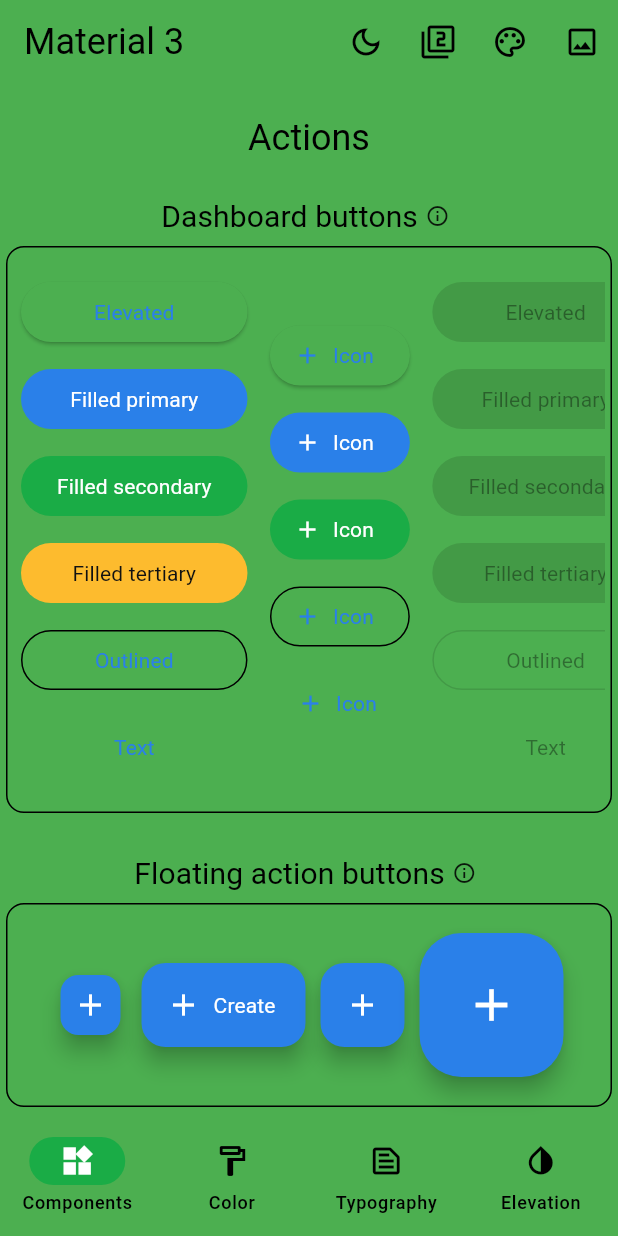
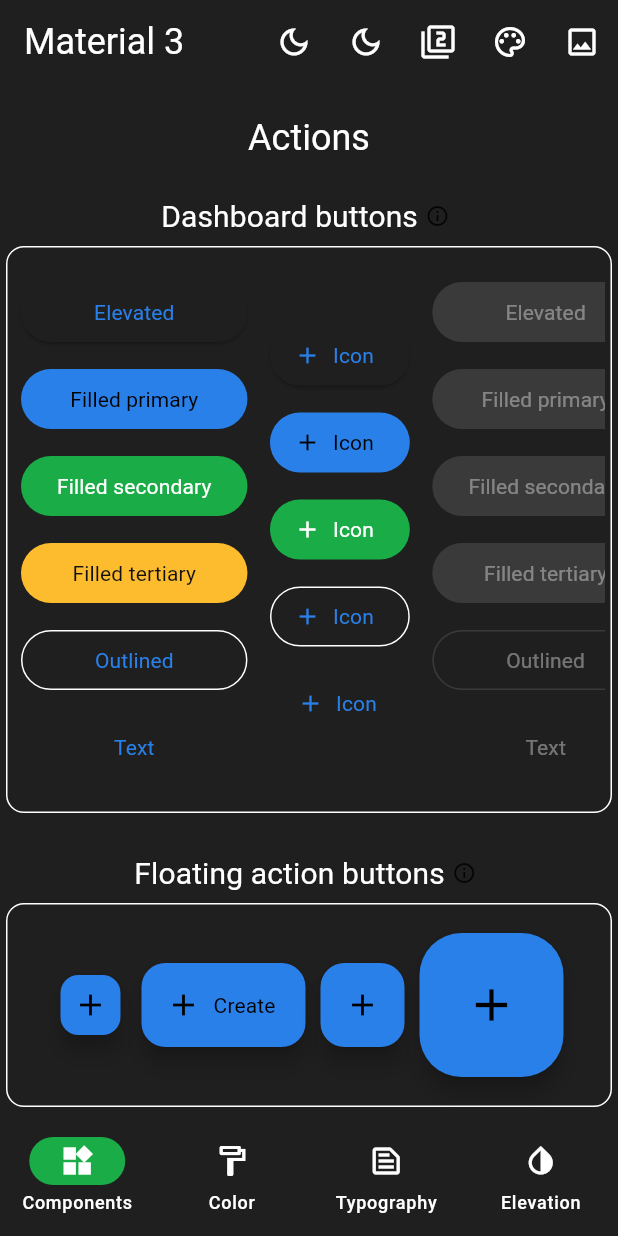
Before and after one commit to gabrielyea/material3_sample, a Flutter app: the screen it shows after launch, on a phone screen of 412 x 824 dp. Run offline on Flutter 3.47's test engine with Material 2 defaults, Android fonts, the phone set to English and light mode, and no system bars; our stand-ins replace google_fonts.

Commit message:
add theme changer

```diff
--- a/material_3_demo/lib/home.dart
+++ b/material_3_demo/lib/home.dart
@@ -18,6 +18,7 @@ class Home extends StatefulWidget {
     required this.colorSelected,
     required this.handleBrightnessChange,
     required this.handleMaterialVersionChange,
+    required this.handleThemeChange,
     required this.handleColorSelect,
     required this.handleImageSelect,
     required this.colorSelectionMethod,
@@ -31,6 +32,7 @@ class Home extends StatefulWidget {
   final ColorSelectionMethod colorSelectionMethod;
 
   final void Function(bool useLightMode) handleBrightnessChange;
+  final void Function() handleThemeChange;
   final void Function() handleMaterialVersionChange;
   final void Function(int value) handleColorSelect;
   final void Function(int value) handleImageSelect;
@@ -83,15 +85,13 @@ class _HomeState extends State<Home> with SingleTickerProviderStateMixin {
         showMediumSizeLayout = true;
         showLargeSizeLayout = false;
       }
-      if (status != AnimationStatus.forward &&
-          status != AnimationStatus.completed) {
+      if (status != AnimationStatus.forward && status != AnimationStatus.completed) {
         controller.forward();
       }
     } else {
       showMediumSizeLayout = false;
       showLargeSizeLayout = false;
-      if (status != AnimationStatus.reverse &&
-          status != AnimationStatus.dismissed) {
+      if (status != AnimationStatus.reverse && status != AnimationStatus.dismissed) {
         controller.reverse();
       }
     }
@@ -107,8 +107,7 @@ class _HomeState extends State<Home> with SingleTickerProviderStateMixin {
     });
   }
 
-  Widget createScreenFor(
-      ScreenSelected screenSelected, bool showNavBarExample) {
+  Widget createScreenFor(ScreenSelected screenSelected, bool showNavBarExample) {
     switch (screenSelected) {
       case ScreenSelected.component:
         return Expanded(
@@ -134,11 +133,12 @@ class _HomeState extends State<Home> with SingleTickerProviderStateMixin {
 
   PreferredSizeWidget createAppBar() {
     return AppBar(
-      title: widget.useMaterial3
-          ? const Text('Material 3')
-          : const Text('Material 2'),
+      title: widget.useMaterial3 ? const Text('Material 3') : const Text('Material 2'),
       actions: !showMediumSizeLayout && !showLargeSizeLayout
           ? [
+              _ThemeChangeButton(
+                handleThemeChange: widget.handleThemeChange,
+              ),
               _BrightnessButton(
                 handleBrightnessChange: widget.handleBrightnessChange,
               ),
@@ -163,6 +163,7 @@ class _HomeState extends State<Home> with SingleTickerProviderStateMixin {
   Widget _trailingActions() => Column(
         mainAxisAlignment: MainAxisAlignment.end,
         children: [
+          Flexible(child: _ThemeChangeButton(handleThemeChange: widget.handleThemeChange)),
           Flexible(
             child: _BrightnessButton(
               handleBrightnessChange: widget.handleBrightnessChange,
@@ -202,8 +203,7 @@ class _HomeState extends State<Home> with SingleTickerProviderStateMixin {
           animationController: controller,
           railAnimation: railAnimation,
           appBar: createAppBar(),
-          body: createScreenFor(
-              ScreenSelected.values[screenIndex], controller.value == 1),
+          body: createScreenFor(ScreenSelected.values[screenIndex], controller.value == 1),
           navigationRail: NavigationRail(
             extended: showLargeSizeLayout,
             destinations: navRailDestinations,
@@ -222,9 +222,9 @@ class _HomeState extends State<Home> with SingleTickerProviderStateMixin {
                         useLightMode: widget.useLightMode,
                         handleBrightnessChange: widget.handleBrightnessChange,
                         useMaterial3: widget.useMaterial3,
-                        handleMaterialVersionChange:
-                            widget.handleMaterialVersionChange,
+                        handleMaterialVersionChange: widget.handleMaterialVersionChange,
                         handleImageSelect: widget.handleImageSelect,
+                        handleThemeChange: widget.handleThemeChange,
                         handleColorSelect: widget.handleColorSelect,
                         colorSelectionMethod: widget.colorSelectionMethod,
                         imageSelected: widget.imageSelected,
@@ -266,10 +266,31 @@ class _BrightnessButton extends StatelessWidget {
       preferBelow: showTooltipBelow,
       message: 'Toggle brightness',
       child: IconButton(
-        icon: isBright
-            ? const Icon(Icons.dark_mode_outlined)
-            : const Icon(Icons.light_mode_outlined),
+        icon: isBright ? const Icon(Icons.dark_mode_outlined) : const Icon(Icons.light_mode_outlined),
         onPressed: () => handleBrightnessChange(!isBright),
+      ),
+    );
+  }
+}
+
+class _ThemeChangeButton extends StatelessWidget {
+  const _ThemeChangeButton({
+    required this.handleThemeChange,
+    this.showTooltipBelow = true,
+  });
+
+  final Function handleThemeChange;
+  final bool showTooltipBelow;
+
+  @override
+  Widget build(BuildContext context) {
+    final isBright = Theme.of(context).brightness == Brightness.light;
+    return Tooltip(
+      preferBelow: showTooltipBelow,
+      message: 'Toggle brightness',
+      child: IconButton(
+        icon: isBright ? const Icon(Icons.dark_mode_outlined) : const Icon(Icons.light_mode_outlined),
+        onPressed: () => handleThemeChange(),
       ),
     );
   }
@@ -291,9 +312,7 @@ class _Material3Button extends StatelessWidget {
       preferBelow: showTooltipBelow,
       message: 'Switch to Material ${useMaterial3 ? 2 : 3}',
       child: IconButton(
-        icon: useMaterial3
-            ? const Icon(Icons.filter_2)
-            : const Icon(Icons.filter_3),
+        icon: useMaterial3 ? const Icon(Icons.filter_2) : const Icon(Icons.filter_3),
         onPressed: handleMaterialVersionChange,
       ),
     );
@@ -326,15 +345,13 @@ class _ColorSeedButton extends StatelessWidget {
 
           return PopupMenuItem(
             value: index,
-            enabled: currentColor != colorSelected ||
-                colorSelectionMethod != ColorSelectionMethod.colorSeed,
+            enabled: currentColor != colorSelected || colorSelectionMethod != ColorSelectionMethod.colorSeed,
             child: Wrap(
               children: [
                 Padding(
                   padding: const EdgeInsets.only(left: 10),
                   child: Icon(
-                    currentColor == colorSelected &&
-                            colorSelectionMethod != ColorSelectionMethod.image
+                    currentColor == colorSelected && colorSelectionMethod != ColorSelectionMethod.image
                         ? Icons.color_lens
                         : Icons.color_lens_outlined,
                     color: currentColor.color,
@@ -376,13 +393,11 @@ class _ColorImageButton extends StatelessWidget {
       shape: RoundedRectangleBorder(borderRadius: BorderRadius.circular(10)),
       itemBuilder: (context) {
         return List.generate(ColorImageProvider.values.length, (index) {
-          ColorImageProvider currentImageProvider =
-              ColorImageProvider.values[index];
+          ColorImageProvider currentImageProvider = ColorImageProvider.values[index];
 
           return PopupMenuItem(
             value: index,
-            enabled: currentImageProvider != imageSelected ||
-                colorSelectionMethod != ColorSelectionMethod.image,
+            enabled: currentImageProvider != imageSelected || colorSelectionMethod != ColorSelectionMethod.image,
             child: Wrap(
               crossAxisAlignment: WrapCrossAlignment.center,
               children: [
@@ -395,8 +410,7 @@ class _ColorImageButton extends StatelessWidget {
                       child: ClipRRect(
                         borderRadius: BorderRadius.circular(8.0),
                         child: Image(
-                          image: NetworkImage(
-                              ColorImageProvider.values[index].url),
+                          image: NetworkImage(ColorImageProvider.values[index].url),
                         ),
                       ),
                     ),
@@ -422,6 +436,7 @@ class _ExpandedTrailingActions extends StatelessWidget {
     required this.handleBrightnessChange,
     required this.useMaterial3,
     required this.handleMaterialVersionChange,
+    required this.handleThemeChange,
     required this.handleColorSelect,
     required this.handleImageSelect,
     required this.imageSelected,
@@ -431,6 +446,7 @@ class _ExpandedTrailingActions extends StatelessWidget {
 
   final void Function(bool) handleBrightnessChange;
   final void Function() handleMaterialVersionChange;
+  final void Function() handleThemeChange;
   final void Function(int) handleImageSelect;
   final void Function(int) handleColorSelect;
 
@@ -451,6 +467,15 @@ class _ExpandedTrailingActions extends StatelessWidget {
         mainAxisAlignment: MainAxisAlignment.end,
         crossAxisAlignment: CrossAxisAlignment.stretch,
         children: [
+          Row(children: [
+            const Text('Theme'),
+            Expanded(child: Container()),
+            IconButton(
+              onPressed: () {
+                handleThemeChange();
+              },
+              icon: const Icon(Icons.filter_1)),],
+          ),
           Row(
             children: [
               const Text('Brightness'),
@@ -464,9 +489,7 @@ class _ExpandedTrailingActions extends StatelessWidget {
           ),
           Row(
             children: [
-              useMaterial3
-                  ? const Text('Material 3')
-                  : const Text('Material 2'),
+              useMaterial3 ? const Text('Material 3') : const Text('Material 2'),
               Expanded(child: Container()),
               Switch(
                   value: useMaterial3,
@@ -490,9 +513,7 @@ class _ExpandedTrailingActions extends StatelessWidget {
         ],
       ),
     );
-    return screenHeight > 740
-        ? trailingActionsBody
-        : SingleChildScrollView(child: trailingActionsBody);
+    return screenHeight > 740 ? trailingActionsBody : SingleChildScrollView(child: trailingActionsBody);
   }
 }
 
@@ -709,11 +730,7 @@ class OffsetAnimation extends CurvedAnimation {
 }
 
 class RailTransition extends StatefulWidget {
-  const RailTransition(
-      {super.key,
-      required this.animation,
-      required this.backgroundColor,
-      required this.child});
+  const RailTransition({super.key, required this.animation, required this.backgroundColor, required this.child});
 
   final Animation<double> animation;
   final Widget child;
@@ -765,11 +782,7 @@ class _RailTransition extends State<RailTransition> {
 }
 
 class BarTransition extends StatefulWidget {
-  const BarTransition(
-      {super.key,
-      required this.animation,
-      required this.backgroundColor,
-      required this.child});
+  const BarTransition({super.key, required this.animation, required this.backgroundColor, required this.child});
 
   final Animation<double> animation;
   final Color backgroundColor;
--- a/material_3_demo/lib/main.dart
+++ b/material_3_demo/lib/main.dart
@@ -25,6 +25,7 @@ class _AppState extends State<App> {
   bool useMaterial3 = true;
   ThemeMode themeMode = ThemeMode.system;
   ColorSeed colorSelected = ColorSeed.dasboard;
+  bool isDashboard = true;
   ColorImageProvider imageSelected = ColorImageProvider.leaves;
   ColorScheme? imageColorScheme = const ColorScheme.light();
   ColorSelectionMethod colorSelectionMethod = ColorSelectionMethod.colorSeed;
@@ -72,13 +73,19 @@ class _AppState extends State<App> {
     });
   }
 
+  void handleThemeChange() {
+    setState(() {
+      this.isDashboard = !isDashboard;
+    });
+  }
+
   @override
   Widget build(BuildContext context) {
     return MaterialApp(
       debugShowCheckedModeBanner: false,
       title: 'Material 3',
       themeMode: ThemeMode.light,
-      theme: plAgTheme,
+      theme: isDashboard ? dbAgTheme : plAgTheme,
       // ThemeData(
         // colorSchemeSeed: colorSelectionMethod == ColorSelectionMethod.colorSeed
         //     ? colorSelected.color
@@ -103,6 +110,7 @@ class _AppState extends State<App> {
         colorSelected: colorSelected,
         imageSelected: imageSelected,
         handleBrightnessChange: handleBrightnessChange,
+        handleThemeChange: handleThemeChange,
         handleMaterialVersionChange: handleMaterialVersionChange,
         handleColorSelect: handleColorSelect,
         handleImageSelect: handleImageSelect,
--- a/material_3_demo/lib/styles/themes.dart
+++ b/material_3_demo/lib/styles/themes.dart
@@ -12,7 +12,7 @@ const agPlannerColorScheme = ColorScheme(
   onTertiary: Color.fromARGB(255, 17, 17, 17),
   inversePrimary: Colors.white,
   // surface: Color.fromARGB(255, 31, 31, 31),
-  surface: Colors.green,
+  surface: Colors.white,
   // surface: Colors.white,
   onSurface: Colors.black,
   // background: Color.fromARGB(255, 17, 17, 17),
--- a/material_3_demo/pubspec.yaml
+++ b/material_3_demo/pubspec.yaml
@@ -19,8 +19,6 @@ dependencies:
   url_launcher: ^6.1.8
 
 dev_dependencies:
-  analysis_defaults:
-    path: ../analysis_defaults
   flutter_test:
     sdk: flutter
   integration_test:
```
Also changed, not shown: material_3_demo/pubspec.lock.
